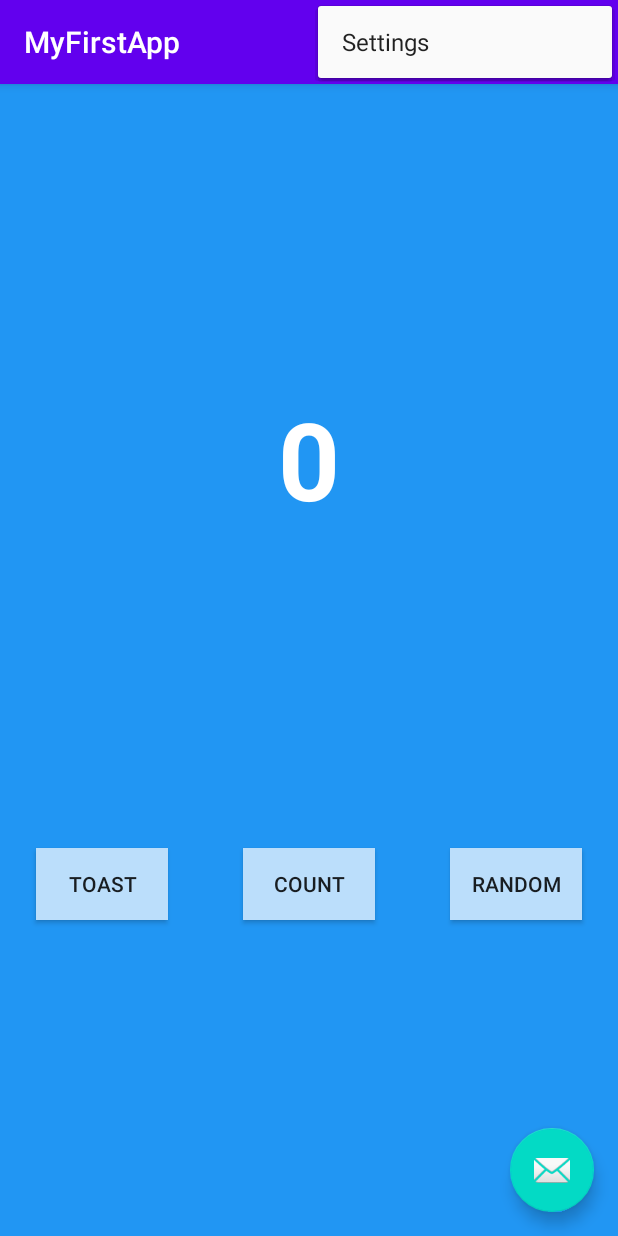
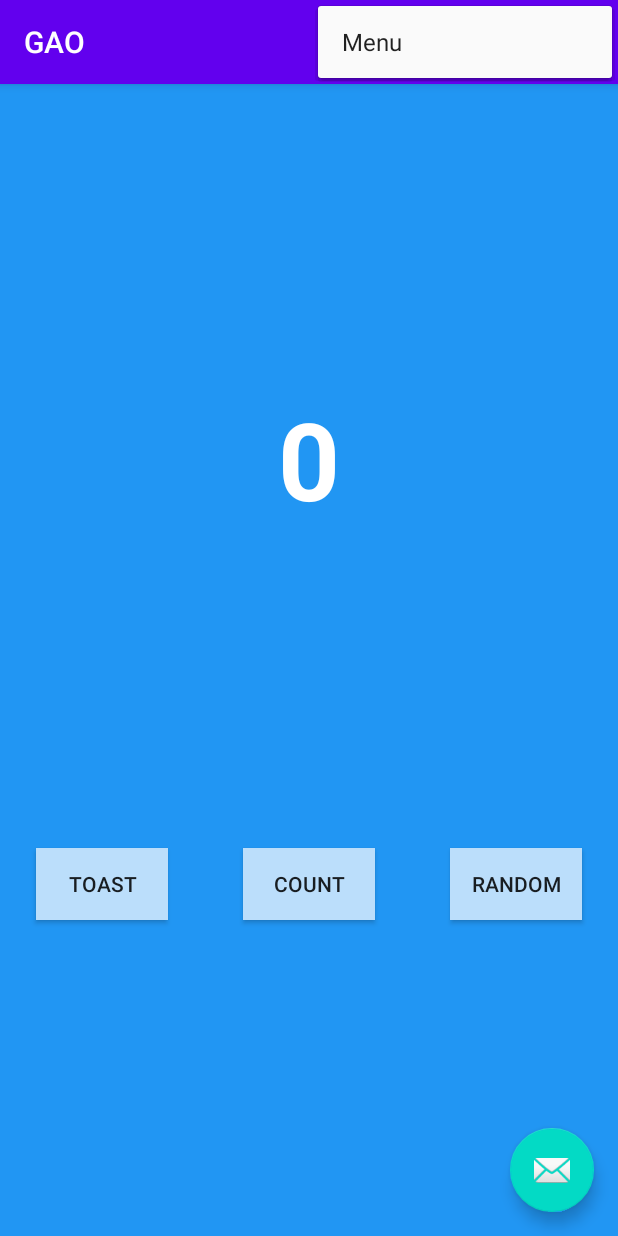
Before and after one commit to Darylabrador/simplon-gao-kotlin, an Android app: the screen it shows after launch (MainActivity), with the options menu open, on a phone screen of 412 x 824 dp. Run offline under Robolectric (Android 15) with nearby library versions, the phone set to English and light mode, and no system bars.

Commit message:
commentaires values

```diff
--- a/app/src/main/res/values/strings.xml
+++ b/app/src/main/res/values/strings.xml
@@ -1,12 +1,15 @@
 <resources>
-    <string name="app_name">MyFirstApp</string>
-    <string name="action_settings">Settings</string>
+    <!-- Strings used for fragments for toolbar -->
+    <string name="app_name">GAO</string>
+    <string name="action_settings">Menu</string>
+
     <!-- Strings used for fragments for navigation -->
     <string name="first_fragment_label">First Fragment</string>
     <string name="second_fragment_label">Second Fragment</string>
     <string name="random_button_text">Random</string>
     <string name="previous">Previous</string>
 
+    <!-- Strings used for fragments for layouts -->
     <string name="hello_first_fragment">0</string>
     <string name="hello_second_fragment">R</string>
     <string name="toast_button_text">Toast</string>
```
